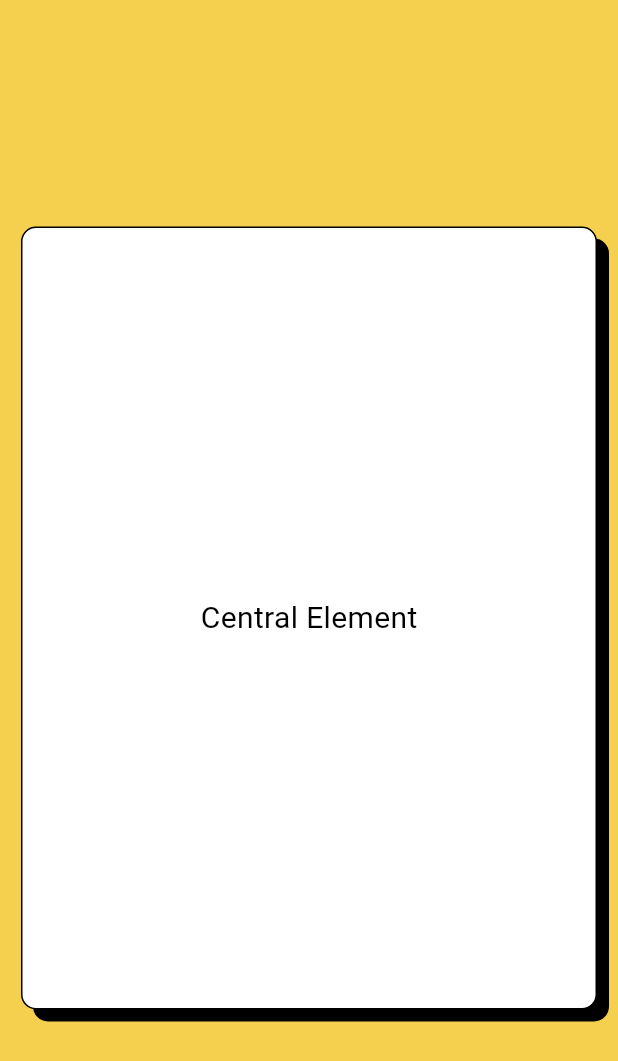
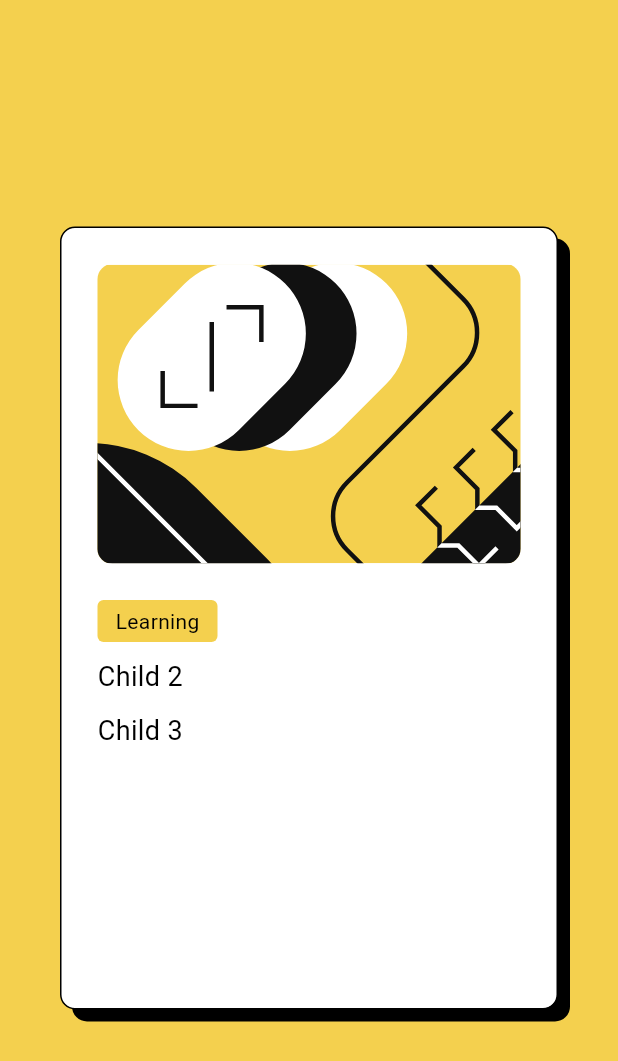
Before and after one commit to VillageR88/flutter_blog_preview_card, a Flutter app: the screen it shows after launch, on a phone screen of 412 x 824 dp. Shown: the top 1061 px of the screen. Run offline on Flutter 3.47's test engine with Material 3 defaults, Android fonts, the phone set to English and light mode, and no system bars; our stand-ins replace flutter_svg.

Commit message:
layout improvement
Signed-off-by: VillageR88 <villager88pl@gmail.com>

```diff
--- a/lib/main.dart
+++ b/lib/main.dart
@@ -1,4 +1,5 @@
 import 'package:flutter/material.dart';
+import 'package:flutter_svg/flutter_svg.dart';
 
 void main() {
   runApp(const MyApp());
@@ -11,7 +12,7 @@
   Widget build(BuildContext context) {
     return const MaterialApp(
       title: 'Blog preview card',
-      home: MyHomePage(title: 'Blog preview card'),
+      home: MyHomePage(title: 'Flutter Demo Home Page'),
     );
   }
 }
@@ -24,16 +25,20 @@
   @override
   Widget build(BuildContext context) {
     return Scaffold(
-      // appBar: AppBar(
-      //   backgroundColor: Theme.of(context).colorScheme.inversePrimary,
-      //   title: Text(title),
-      // ),
-      body: Container(
+      body: SingleChildScrollView(
+        child: ConstrainedBox(
+          constraints: BoxConstraints(
+            minHeight: MediaQuery.of(context).size.height,
+          ),
+          child: Container(
+            padding: const EdgeInsets.all(40),
             color: const Color(0xFFF4D04E),
             child: Center(
               child: Container(
                 width: 384,
-            height: 522,
+                constraints: const BoxConstraints(
+                  minHeight: 522,
+                ),
                 decoration: BoxDecoration(
                   color: const Color.fromARGB(255, 255, 255, 255),
                   borderRadius: BorderRadius.circular(10),
@@ -49,12 +54,58 @@
                     width: 1,
                   ),
                 ),
-            child: const Center(
-              child: Text(
-                'Central Element',
+                padding: const EdgeInsets.all(24),
+                child: Column(
+                  mainAxisSize: MainAxisSize.min,
+                  children: [
+                    Align(
+                      alignment: Alignment.topCenter,
+                      child: ClipRRect(
+                        borderRadius: BorderRadius.circular(10),
+                        child: SvgPicture.asset(
+                          'assets/images/illustration-article.svg',
+                          height: 200.0,
+                          fit: BoxFit.cover,
+                        ),
+                      ),
+                    ),
+                    const SizedBox(height: 24),
+                    SizedBox(
+                      width: double.infinity,
+                      height: 194,
+                      child: Column(
+                        mainAxisAlignment: MainAxisAlignment.start,
+                        crossAxisAlignment: CrossAxisAlignment.start,
+                        children: [
+                          Container(
+                            padding: const EdgeInsets.symmetric(
+                                horizontal: 12, vertical: 4),
+                            decoration: BoxDecoration(
+                              color: const Color(0xFFF4D04E),
+                              borderRadius: BorderRadius.circular(4),
+                            ),
+                            child: const Text(
+                              'Learning',
                               style: TextStyle(
                                 color: Colors.black,
-                  fontSize: 20,
+                                fontSize: 14,
+                              ),
+                            ),
+                          ),
+                          const SizedBox(height: 10),
+                          const Text(
+                            'Child 2',
+                            style: TextStyle(color: Colors.black, fontSize: 18),
+                          ),
+                          const SizedBox(height: 10),
+                          const Text(
+                            'Child 3',
+                            style: TextStyle(color: Colors.black, fontSize: 18),
+                          ),
+                        ],
+                      ),
+                    ),
+                  ],
                 ),
               ),
             ),
```
Also changed, not shown: assets/fonts/OFL.txt (added, +93 -0 lines), pubspec.yaml (+4 -71 lines), assets/fonts/Figtree-Italic-VariableFont_wght.ttf (added), assets/fonts/Figtree-VariableFont_wght.ttf (added), assets/fonts/README.txt (added), assets/fonts/static/Figtree-ExtraBold.ttf (added), assets/fonts/static/Figtree-SemiBold.ttf (added), assets/images/favicon-32x32.png (added), assets/images/illustration-article.svg (added), assets/images/image-avatar.webp (added), pubspec.lock. Lines whose indentation alone changed are shown as unchanged.
